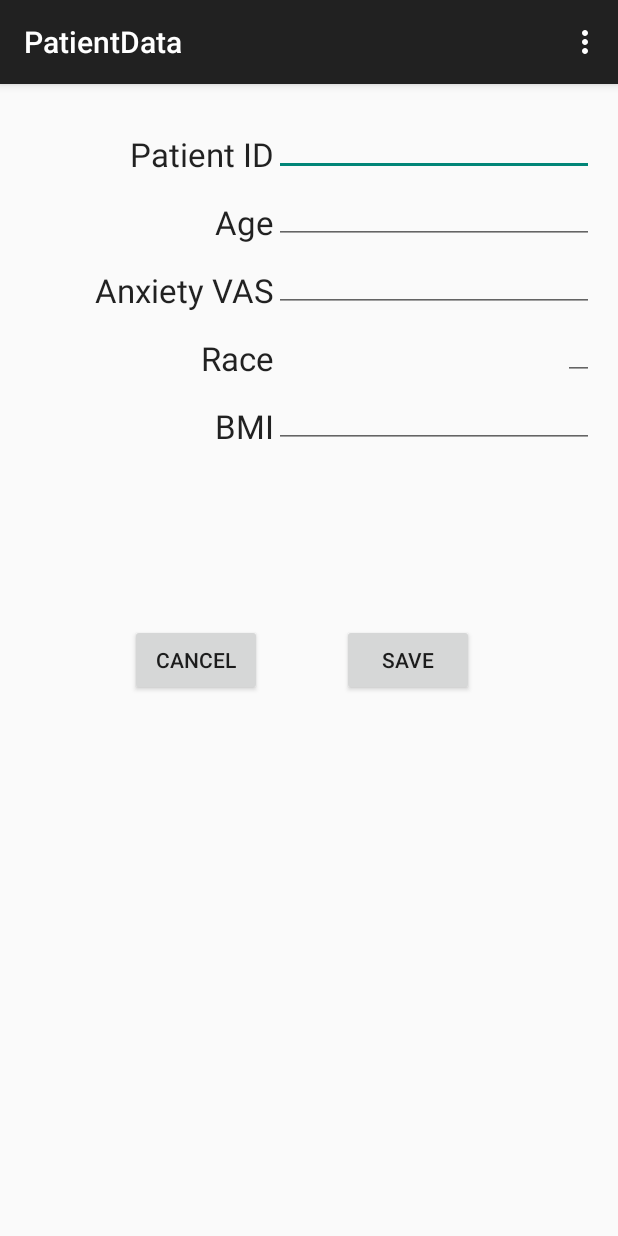
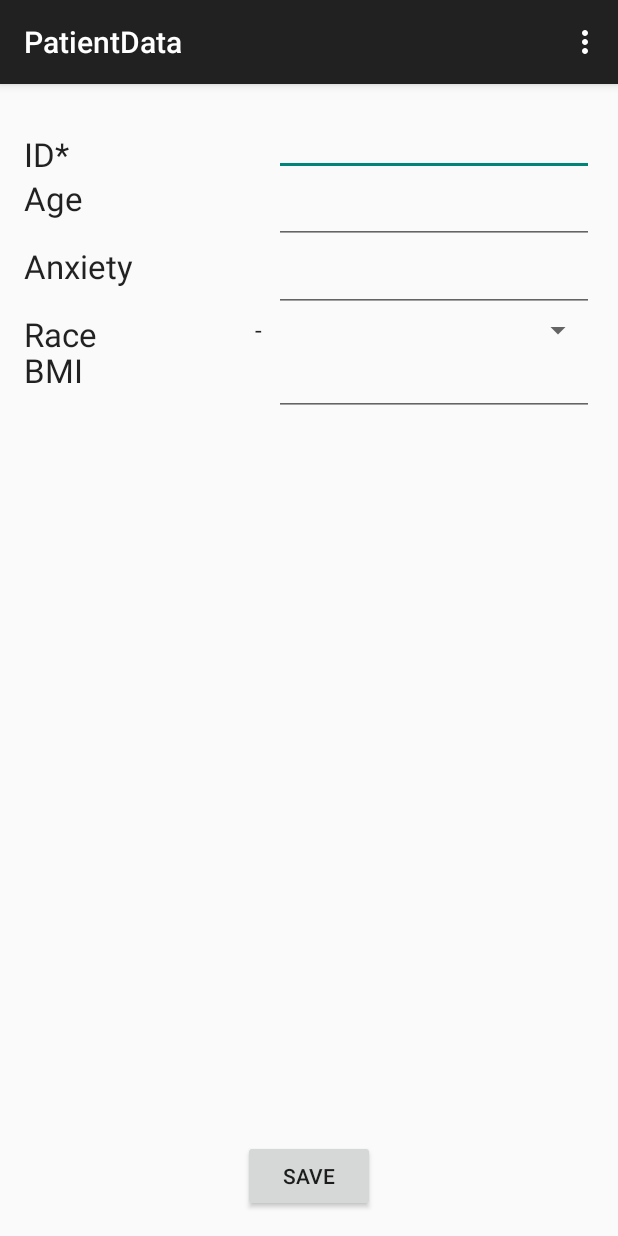
Before and after one commit to landonas/fluffy, an Android app: the PatientData screen opened directly, with no data from a screen before it, on a phone screen of 412 x 824 dp. Run offline under Robolectric (Android 15) with nearby library versions, the phone set to English and light mode, and no system bars.

Commit message:
Added patient data class and edit activity

```diff
--- a/app/src/main/java/edu/ucsc/fluffy/PatientData.java
+++ b/app/src/main/java/edu/ucsc/fluffy/PatientData.java
@@ -1,17 +1,76 @@
 package edu.ucsc.fluffy;
 
+import android.content.Context;
+import android.content.Intent;
+import android.content.SharedPreferences;
 import android.support.v7.app.ActionBarActivity;
 import android.os.Bundle;
 import android.view.Menu;
 import android.view.MenuItem;
+import android.view.View;
+import android.widget.Toast;
+import android.widget.EditText;
+import android.app.Activity;
+import android.widget.NumberPicker;
+import android.widget.Spinner;
+import android.widget.ArrayAdapter;
+import java.io.File;
 
 public class PatientData extends ActionBarActivity {
+    private int patientID = 0;
+    private Patient p = null;
+
+    private EditText mPatientID;
+    private EditText mPatientAge;
+    private EditText mPatientVAS;
+    private Spinner mPatientRace;
+    private EditText mPatientBMI;
+
+    private File f;
 
     @Override
     protected void onCreate(Bundle savedInstanceState) {
         super.onCreate(savedInstanceState);
         setContentView(R.layout.activity_patient_data);
+
+        patientID = getIntent().getIntExtra("patientID", 0);
+
+        mPatientID   = (EditText)findViewById(R.id.patientID);
+        mPatientAge   = (EditText)findViewById(R.id.patientAge);
+        mPatientVAS   = (EditText)findViewById(R.id.patientVAS);
+        mPatientRace   = (Spinner)findViewById(R.id.patientRace);
+        mPatientBMI   = (EditText)findViewById(R.id.patientBMI);
+
+
+        ArrayAdapter<CharSequence> adapter = ArrayAdapter.createFromResource(this,
+                R.array.race_array, android.R.layout.simple_spinner_item);
+        adapter.setDropDownViewResource(android.R.layout.simple_spinner_dropdown_item);
+        mPatientRace.setAdapter(adapter);
+
+
+        if (patientID != 0) {
+            f = new File(getApplicationContext().getExternalFilesDir(null),"patient_"+patientID+".ser" );
+
+            if (f.exists()) {
+                p = Patient.deserialize(f.getAbsolutePath());
+            } else {
+                p = new Patient(patientID);
+            }
+
+            mPatientID.setText(Integer.toString(p.ID));
+            if (p.age != null)
+                mPatientAge.setText(Integer.toString(p.age));
+            if (p.VAS != null)
+                mPatientVAS.setText(Float.toString(p.VAS));
+            if (p.race != null)
+                mPatientRace.setSelection(((ArrayAdapter<String>)mPatientRace.getAdapter()).getPosition(p.race));
+            if (p.BMI != null)
+                mPatientBMI.setText(Float.toString(p.BMI));
+        }
+
+
     }
+
 
     @Override
     public boolean onCreateOptionsMenu(Menu menu) {
@@ -34,4 +93,52 @@ public class PatientData extends ActionBarActivity {
 
         return super.onOptionsItemSelected(item);
     }
+
+
+
+    public void savePatient(View view) {
+
+        if (mPatientID.getText().toString().length()>0)
+            patientID = Integer.parseInt(mPatientID.getText().toString());
+        else
+            patientID = 0;
+
+        // ensure they at least entered a patient ID
+        if (patientID == 0) {
+            Toast.makeText(this, "Patient ID is required.", Toast.LENGTH_SHORT).show();
+
+        } else {
+
+            if (p==null) {
+                p = new Patient(patientID);
+                f = new File(getApplicationContext().getExternalFilesDir(null),"patient_"+patientID+".ser" );
+            }
+
+            // everything is loaded in onCreate
+            p.ID = patientID;
+            if (mPatientAge.getText().toString().length()>0)
+                p.age = Integer.parseInt(mPatientAge.getText().toString());
+            if (mPatientVAS.getText().toString().length()>0)
+                p.VAS = Float.parseFloat(mPatientVAS.getText().toString());
+            p.race = mPatientRace.getSelectedItem().toString();
+            if (mPatientBMI.getText().toString().length()>0)
+                p.BMI = Float.parseFloat(mPatientBMI.getText().toString());
+
+            savePatient();
+
+            Intent resultIntent = new Intent();
+            resultIntent.putExtra("patientID", patientID);
+            if (patientID > 0)
+                setResult(Activity.RESULT_OK, resultIntent);
+            finish();
+        }
+    }
+
+    private void loadOrCreatePatient() {
+
+    }
+    private void savePatient() {
+        p.serialize(f.getAbsolutePath());
+    }
+
 }
--- a/app/src/main/res/layout/activity_doctor.xml
+++ b/app/src/main/res/layout/activity_doctor.xml
@@ -34,7 +34,7 @@
         android:text="Next Step"
         android:id="@+id/textNext"
         android:layout_alignTop="@+id/textCurrent"
-        android:layout_alignEnd="@+id/textTime" />
+        android:layout_toEndOf="@+id/textTime" />
 
     <Button
         android:layout_width="wrap_content"
@@ -68,6 +68,7 @@
         android:layout_height="wrap_content"
         android:text="Edit Patient Data"
         android:id="@+id/buttonEditPatient"
+        android:onClick="startEditPatient"
         android:layout_alignParentBottom="true"
         android:layout_centerHorizontal="true"
         android:layout_marginBottom="43dp" />
--- a/app/src/main/res/layout/activity_patient_data.xml
+++ b/app/src/main/res/layout/activity_patient_data.xml
@@ -15,6 +15,7 @@
         android:layout_alignParentTop="true"
         android:layout_alignParentEnd="true" />
 
+
     <EditText
         android:layout_width="wrap_content"
         android:layout_height="wrap_content"
@@ -28,23 +29,26 @@
         android:layout_width="wrap_content"
         android:layout_height="wrap_content"
         android:inputType="number"
+        android:digits="0123456789."
         android:ems="10"
         android:id="@+id/patientVAS"
         android:layout_below="@+id/patientAge"
         android:layout_alignStart="@+id/patientAge" />
 
-    <EditText
+    <Spinner
         android:layout_width="wrap_content"
         android:layout_height="wrap_content"
         android:id="@+id/patientRace"
         android:layout_below="@+id/patientVAS"
-        android:layout_toStartOf="@+id/patientBMI"
-        android:layout_alignEnd="@+id/patientBMI" />
+        android:layout_toEndOf="@+id/textAge"
+        android:layout_alignStart="@+id/buttonSave" />
+
 
     <EditText
         android:layout_width="wrap_content"
         android:layout_height="wrap_content"
         android:inputType="number"
+        android:digits="0123456789."
         android:ems="10"
         android:id="@+id/patientBMI"
         android:layout_below="@+id/patientRace"
@@ -54,10 +58,9 @@
         android:layout_width="wrap_content"
         android:layout_height="wrap_content"
         android:textAppearance="?android:attr/textAppearanceLarge"
-        android:text="Patient ID"
+        android:text="ID*"
         android:id="@+id/textID"
-        android:layout_alignBottom="@+id/patientID"
-        android:layout_toStartOf="@+id/patientID" />
+        android:layout_alignBottom="@+id/patientID" />
 
     <TextView
         android:layout_width="wrap_content"
@@ -65,17 +68,18 @@
         android:textAppearance="?android:attr/textAppearanceLarge"
         android:text="Age"
         android:id="@+id/textAge"
-        android:layout_above="@+id/patientVAS"
-        android:layout_toStartOf="@+id/patientAge" />
+        android:layout_alignBottom="@+id/patientAge"
+        android:layout_below="@+id/patientID"
+        />
 
     <TextView
         android:layout_width="wrap_content"
         android:layout_height="wrap_content"
         android:textAppearance="?android:attr/textAppearanceLarge"
-        android:text="Anxiety VAS"
+        android:text="Anxiety"
         android:id="@+id/textVAS"
-        android:layout_alignBottom="@+id/patientVAS"
-        android:layout_toStartOf="@+id/patientVAS" />
+        android:layout_alignBottom="@+id/patientAnxiety"
+        android:layout_below="@+id/patientAge"/>
 
     <TextView
         android:layout_width="wrap_content"
@@ -83,8 +87,8 @@
         android:textAppearance="?android:attr/textAppearanceLarge"
         android:text="Race"
         android:id="@+id/textRace"
-        android:layout_above="@+id/patientBMI"
-        android:layout_toStartOf="@+id/patientBMI" />
+        android:layout_alignTop="@+id/patientRace"
+        android:layout_below="@+id/patientAnxiety"/>
 
     <TextView
         android:layout_width="wrap_content"
@@ -93,23 +97,18 @@
         android:text="BMI"
         android:id="@+id/textBMI"
         android:layout_alignBottom="@+id/patientBMI"
-        android:layout_toStartOf="@+id/patientBMI" />
+        android:layout_below="@+id/patientRace"/>
 
     <Button
         android:layout_width="wrap_content"
         android:layout_height="wrap_content"
         android:text="Save"
         android:id="@+id/buttonSave"
-        android:layout_centerVertical="true"
-        android:layout_alignStart="@+id/patientBMI"
-        android:layout_marginStart="45dp" />
+        android:onClick="savePatient"
+        android:layout_alignParentBottom="true"
+        android:layout_centerHorizontal="true" />
 
-    <Button
-        android:layout_width="wrap_content"
-        android:layout_height="wrap_content"
-        android:text="Cancel"
-        android:id="@+id/buttonCancel"
-        android:layout_alignTop="@+id/buttonSave"
-        android:layout_alignStart="@+id/textID" />
+
+
 
 </RelativeLayout>
--- a/app/src/main/res/values/strings.xml
+++ b/app/src/main/res/values/strings.xml
@@ -16,5 +16,16 @@
     <string name="title_activity_chooser">ChooserActivity</string>
     <string name="title_account_google_chooser">Google Account</string>
 
+    <string-array name="race_array">
+        <item>-</item>
+        <item>White/Caucasian</item>
+        <item>Hispanic/Latino</item>
+        <item>Black/African American</item>
+        <item>Asian</item>
+        <item>American Indian</item>
+        <item>Pacific Islander</item>
+        <item>Other</item>
+    </string-array>
+
 
 </resources>
```
Also changed, not shown: app/src/main/AndroidManifest.xml (+7 -3 lines), app/src/main/java/edu/ucsc/fluffy/DoctorActivity.java (+77 -10 lines), app/src/main/java/edu/ucsc/fluffy/FileUtil.java (deleted, +0 -91 lines), app/src/main/java/edu/ucsc/fluffy/Patient.java (added, +74 -0 lines).
